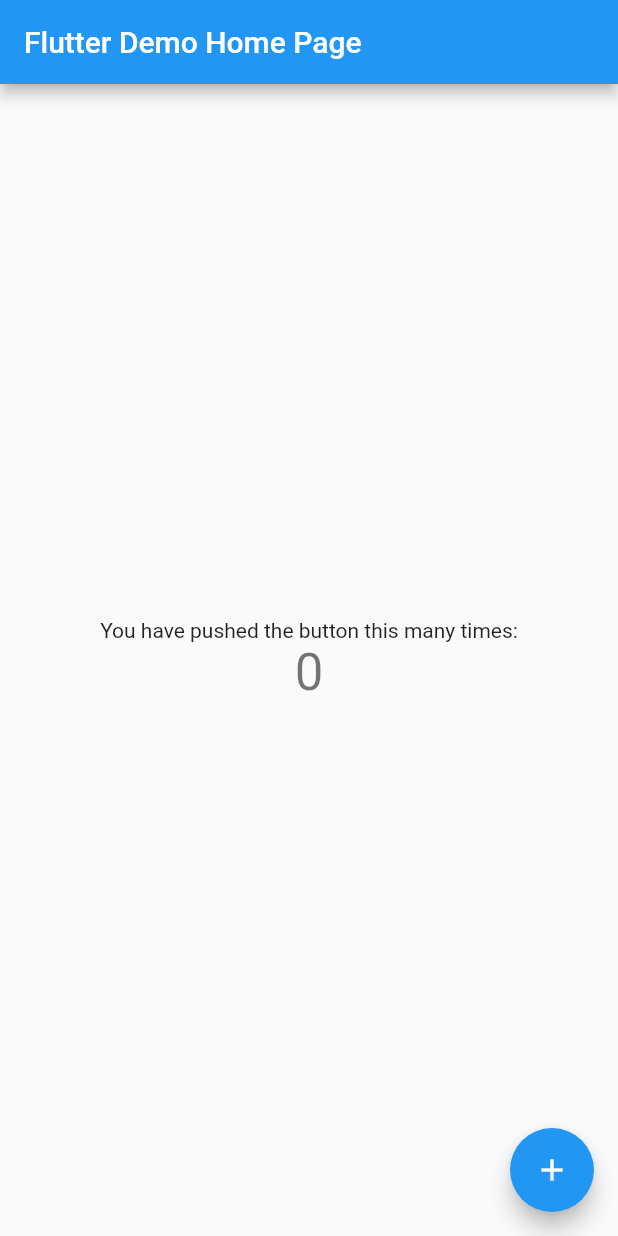
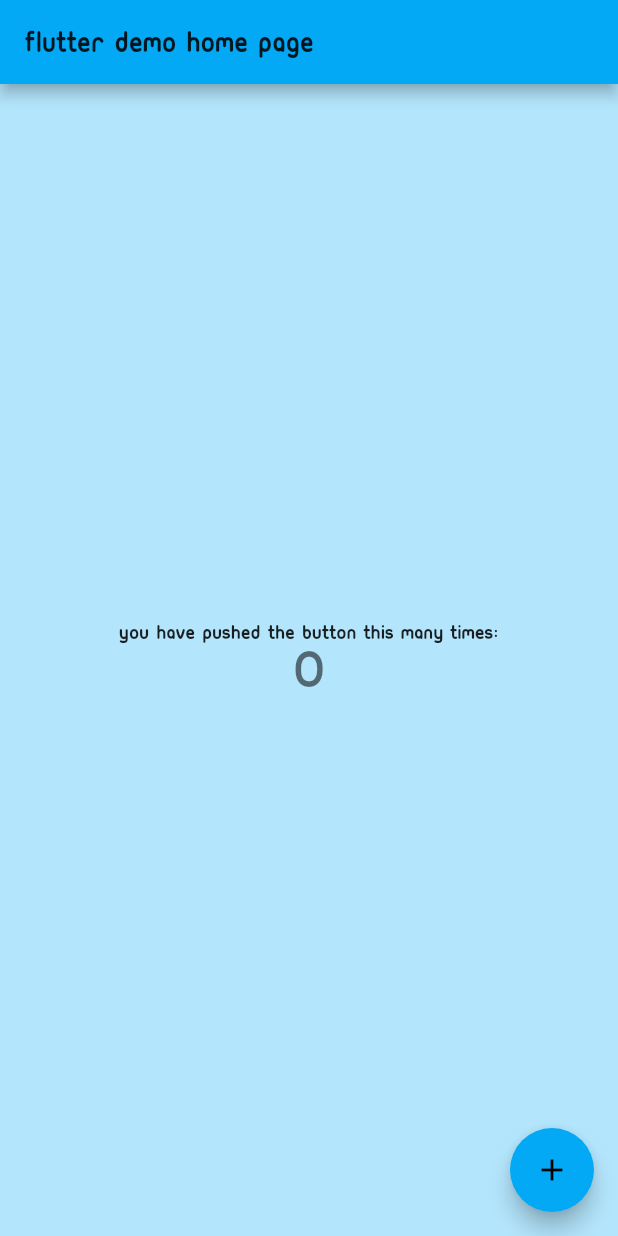
Before and after one commit to mesabo/ambrosino, a Flutter app: the screen it shows after launch, on a phone screen of 412 x 824 dp. Run offline on Flutter 3.47's test engine with Material 2 defaults, Android fonts, the phone set to English and light mode, and no system bars.

Commit message:
Initial comit

```diff
--- a/lib/main.dart
+++ b/lib/main.dart
@@ -7,19 +7,12 @@ class MyApp extends StatelessWidget {
   @override
   Widget build(BuildContext context) {
     return MaterialApp(
+      debugShowCheckedModeBanner: false,
       title: 'Flutter Demo',
       theme: ThemeData(
-        // This is the theme of your application.
-        //
-        // Try running your application with "flutter run". You'll see the
-        // application has a blue toolbar. Then, without quitting the app, try
-        // changing the primarySwatch below to Colors.green and then invoke
-        // "hot reload" (press "r" in the console where you ran "flutter run",
-        // or simply save your changes to "hot reload" in a Flutter IDE).
-        // Notice that the counter didn't reset back to zero; the application
-        // is not restarted.
-        primarySwatch: Colors.blue,
-      ),
+          primarySwatch: Colors.lightBlue,
+          canvasColor: Colors.lightBlue.shade100,
+          fontFamily: 'Ubuntu'),
       home: MyHomePage(title: 'Flutter Demo Home Page'),
     );
   }
```
Also changed, not shown: pubspec.yaml (+19 -30 lines), pubspec.lock.
